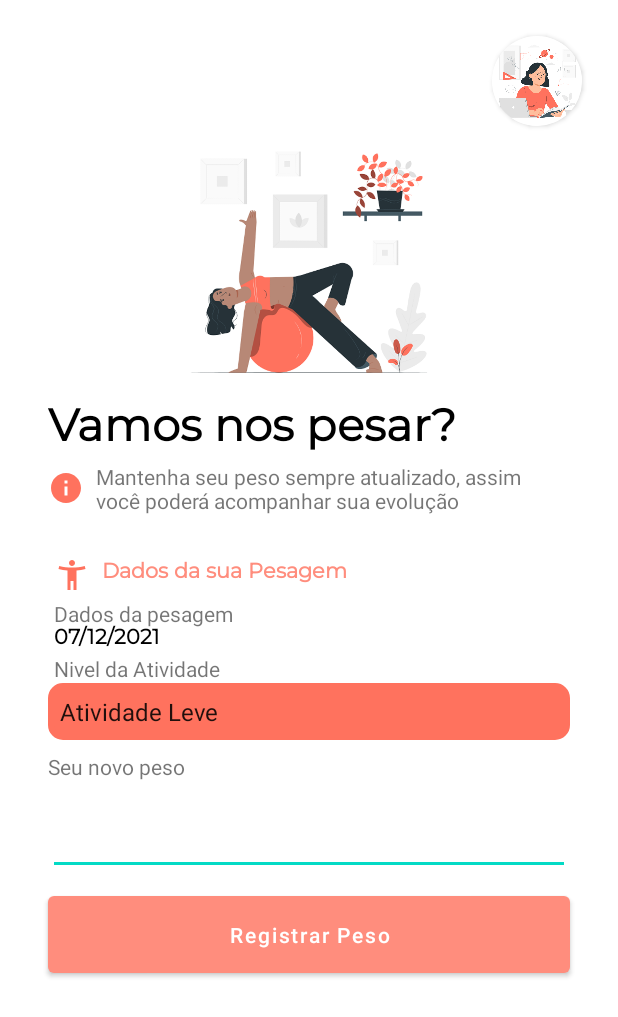
After one commit to samuel-santinelli/IMC-Project, an Android app: the PesagemActivity screen opened directly, with no data from a screen before it, on a phone screen of 412 x 824 dp. The commit adds this screen. Shown: the top 1017 px of the screen. Run offline under Robolectric (Android 15) with nearby library versions, the phone set to English and light mode, and no system bars; Roboto replaces fonts that are not available here.

Commit message:
Enviando novas alterações| Projeto chegando no final

```diff
--- a/app/src/main/AndroidManifest.xml
+++ b/app/src/main/AndroidManifest.xml
@@ -9,7 +9,8 @@
         android:roundIcon="@mipmap/ic_launcher_round"
         android:supportsRtl="true"
         android:theme="@style/Theme.ImcApp">
-        <activity android:name=".novoUsuario"></activity>
+        <activity android:name=".PesagemActivity"></activity>
+        <activity android:name=".novoUsuario" />
         <activity android:name=".DashboardActivity" />
         <activity android:name=".MainActivity">
             <intent-filter>
--- a/app/src/main/java/com/example/imcapp/DashboardActivity.kt
+++ b/app/src/main/java/com/example/imcapp/DashboardActivity.kt
@@ -1,9 +1,10 @@
 package com.example.imcapp
 
+import android.content.Intent
 import androidx.appcompat.app.AppCompatActivity
 import android.os.Bundle
-import android.widget.EditText
 import android.widget.TextView
+import androidx.cardview.widget.CardView
 
 class DashboardActivity : AppCompatActivity() {
 
@@ -13,6 +14,7 @@ class DashboardActivity : AppCompatActivity() {
         lateinit var tvNome: TextView
         lateinit var tvProfissao: TextView
         lateinit var tvAltura: TextView
+        lateinit var cardPesarAgora: CardView
 
         override fun onCreate(savedInstanceState: Bundle?) {
             super.onCreate(savedInstanceState)
@@ -24,6 +26,12 @@ class DashboardActivity : AppCompatActivity() {
             tvNome = findViewById(R.id.tv_nome)
             tvProfissao = findViewById(R.id.tv_profissao)
             tvAltura = findViewById(R.id.tv_altura)
+            cardPesarAgora = findViewById(R.id.card_pesar_agora)
+
+            cardPesarAgora.setOnClickListener{
+                val abrirPesagem = Intent(this, PesagemActivity::class.java)
+                startActivity(abrirPesagem)
+            }
 
             // *** Abrir o arquivo cadastro
             val arquivo = getSharedPreferences("cadastro", MODE_PRIVATE)
--- /dev/null
+++ b/app/src/main/java/com/example/imcapp/PesagemActivity.kt
@@ -0,0 +1,52 @@
+package com.example.imcapp
+
+import android.icu.util.LocaleData
+import androidx.appcompat.app.AppCompatActivity
+import android.os.Bundle
+import android.os.LocaleList
+import android.widget.*
+import com.example.imcapp.R.id.edit_text_novo_peso
+import com.example.imcapp.utils.dataAtualBrasil
+import java.time.LocalDate
+
+class PesagemActivity : AppCompatActivity() {
+
+    lateinit var textViewDataPesagem: TextView
+    lateinit var spinnerNivelAtividade: Spinner
+    lateinit var editTextNovoPeso: EditText
+    lateinit var buttonRegistarPeso: Button
+
+    override fun onCreate(savedInstanceState: Bundle?) {
+        super.onCreate(savedInstanceState)
+        setContentView(R.layout.activity_pesagem2)
+
+        editTextNovoPeso = findViewById(edit_text_novo_peso)
+        textViewDataPesagem = findViewById(R.id.text_view_data_pesagem)
+        spinnerNivelAtividade = findViewById(R.id.spinner_niveis_atividade)
+        buttonRegistarPeso = findViewById(R.id.button_registrar_peso)
+
+        supportActionBar!!.hide()
+
+        textViewDataPesagem.text = dataAtualBrasil()
+
+        buttonRegistarPeso.setOnClickListener {
+            registrarPeso()
+        }
+    }
+
+    private fun registrarPeso() {
+        val cadastro = getSharedPreferences("cadastro", MODE_PRIVATE)
+        val editor = cadastro.edit()
+
+        editor.putString("data_pesagem", dataAtualBrasil())
+        editor.putString("data", editTextNovoPeso.text.toString())
+        editor.putInt("nivel", spinnerNivelAtividade.selectedItemPosition)
+
+        editor.commit()
+
+        Toast.makeText(this, "Peso gravado com sucesso!", Toast.LENGTH_SHORT).show()
+        finish()
+    }
+
+
+}
--- /dev/null
+++ b/app/src/main/java/com/example/imcapp/utils/Datas.kt
@@ -0,0 +1,18 @@
+package com.example.imcapp.utils
+
+import java.time.LocalDate
+import java.time.format.DateTimeFormatter
+
+fun dataAtualBrasil(): String {
+
+    // ** Obter a data atual atual
+    val hoje = LocalDate.now()
+
+    // ** Determinar o formato da data... brasileiro!!!
+    val formatoBrasil = DateTimeFormatter.ofPattern("dd/MM/yyyy")
+
+    // ** Converter a data para Brasil =
+    val hojeBrasil = hoje.format(formatoBrasil)
+
+    return hojeBrasil
+}
--- /dev/null
+++ b/app/src/main/res/drawable/spinner_layout.xml
@@ -0,0 +1,15 @@
+<?xml version="1.0" encoding="utf-8"?>
+<shape xmlns:android="http://schemas.android.com/apk/res/android"
+             android:shape="rectangle">
+
+    <solid
+        android:color="@color/primary_red"/>
+
+    <stroke
+        android:color="@color/primary_dark"
+        android:width="4dp"/>
+
+    <corners
+        android:radius="8dp"/>
+
+</shape>
--- a/app/src/main/res/layout/activity_dashboard.xml
+++ b/app/src/main/res/layout/activity_dashboard.xml
@@ -25,7 +25,7 @@
             <ImageView
                 android:layout_width="match_parent"
                 android:layout_height="match_parent"
-                android:src="@drawable/serjao_berranteiro"
+                android:src="@drawable/students"
                 android:scaleType="centerCrop"
                 android:layout_gravity="center_horizontal" />
 
@@ -183,6 +183,7 @@
             android:background="@color/white"/>
 
     <androidx.cardview.widget.CardView
+        android:id="@+id/card_pesar_agora"
         android:layout_width="380dp"
         android:layout_height="100dp"
         android:layout_marginStart="14dp"
--- a/app/src/main/res/layout/activity_pesagem.xml
+++ b/app/src/main/res/layout/activity_pesagem.xml
@@ -20,7 +20,7 @@
             <ImageView
                 android:layout_width="wrap_content"
                 android:layout_height="wrap_content"
-                android:background="@drawable/paul_walker"
+                android:background="@drawable/students"
                 android:scaleType="centerCrop"/>
 
         </androidx.cardview.widget.CardView>
@@ -110,6 +110,7 @@
                 android:layout_height="match_parent"
                 android:drawableEnd="@drawable/arrow_drop_down_24"
                 android:paddingEnd="10dp"
+                android:paddingTop="10dp"
                 />
 
 
--- /dev/null
+++ b/app/src/main/res/layout/activity_pesagem2.xml
@@ -0,0 +1,150 @@
+<?xml version="1.0" encoding="utf-8"?>
+<androidx.constraintlayout.widget.ConstraintLayout xmlns:android="http://schemas.android.com/apk/res/android"
+    xmlns:app="http://schemas.android.com/apk/res-auto"
+    xmlns:tools="http://schemas.android.com/tools"
+    android:layout_width="match_parent"
+    android:layout_height="match_parent"
+    tools:context=".PesagemActivity">
+
+    <androidx.cardview.widget.CardView
+        android:id="@+id/card_foto"
+        android:layout_width="60dp"
+        android:layout_height="60dp"
+        android:layout_marginTop="24dp"
+        android:layout_marginEnd="24dp"
+        app:cardCornerRadius="30dp"
+        app:layout_constraintEnd_toEndOf="parent"
+        app:layout_constraintTop_toTopOf="parent">
+
+        <ImageView
+            android:id="@+id/iv_foto"
+            android:layout_width="wrap_content"
+            android:layout_height="wrap_content"
+            android:scaleType="centerCrop"
+            app:srcCompat="@drawable/students" />
+    </androidx.cardview.widget.CardView>
+
+    <ImageView
+        android:id="@+id/imageView2"
+        android:layout_width="280dp"
+        android:layout_height="180dp"
+        app:layout_constraintEnd_toEndOf="parent"
+        app:layout_constraintStart_toStartOf="parent"
+        app:layout_constraintTop_toBottomOf="@+id/card_foto"
+        app:srcCompat="@drawable/pilates" />
+
+    <TextView
+        android:id="@+id/textView"
+        android:layout_width="0dp"
+        android:layout_height="wrap_content"
+        android:layout_marginStart="32dp"
+        android:layout_marginEnd="32dp"
+        android:fontFamily="@font/montserrat"
+        android:text="Vamos nos pesar?"
+        android:textColor="#000000"
+        android:textSize="30sp"
+        android:textStyle="bold"
+        app:layout_constraintEnd_toEndOf="parent"
+        app:layout_constraintStart_toStartOf="parent"
+        app:layout_constraintTop_toBottomOf="@+id/imageView2" />
+
+    <TextView
+        android:id="@+id/textView2"
+        android:layout_width="330dp"
+        android:layout_height="wrap_content"
+        android:drawableStart="@drawable/info_24"
+        android:drawablePadding="8dp"
+        android:drawableTint="@color/primary_dark"
+        android:text="Mantenha seu peso sempre atualizado, assim você poderá acompanhar sua evolução"
+        app:layout_constraintStart_toStartOf="@+id/textView"
+        app:layout_constraintTop_toBottomOf="@+id/textView" />
+
+    <TextView
+        android:id="@+id/textView3"
+        android:layout_width="200dp"
+        android:layout_height="wrap_content"
+        android:layout_marginStart="4dp"
+        android:layout_marginTop="28dp"
+        android:drawableStart="@drawable/accessibility_new_24"
+        android:drawablePadding="8dp"
+        android:drawableTint="@color/primary_dark"
+        android:fontFamily="@font/montserrat"
+        android:text="Dados da sua Pesagem"
+        android:textColor="@color/primary"
+        android:textStyle="bold"
+        app:layout_constraintStart_toStartOf="@+id/textView2"
+        app:layout_constraintTop_toBottomOf="@+id/textView2" />
+
+    <TextView
+        android:id="@+id/text_view_data_pesagem"
+        android:layout_width="wrap_content"
+        android:layout_height="wrap_content"
+        android:layout_marginTop="20dp"
+        android:fontFamily="@font/montserrat"
+        android:text="20-11-2021"
+        android:textColor="#000000"
+        android:textStyle="bold"
+        app:layout_constraintStart_toStartOf="@+id/textView3"
+        app:layout_constraintTop_toBottomOf="@+id/textView3" />
+
+    <TextView
+        android:id="@+id/textView5"
+        android:layout_width="wrap_content"
+        android:layout_height="wrap_content"
+        android:layout_marginTop="4dp"
+        android:text="Dados da pesagem"
+        app:layout_constraintStart_toStartOf="@+id/textView3"
+        app:layout_constraintTop_toBottomOf="@+id/textView3" />
+
+    <TextView
+        android:id="@+id/textView6"
+        android:layout_width="wrap_content"
+        android:layout_height="wrap_content"
+        android:text="Nivel da Atividade"
+        app:layout_constraintStart_toStartOf="@+id/text_view_data_pesagem"
+        app:layout_constraintTop_toBottomOf="@+id/text_view_data_pesagem" />
+
+    <Spinner
+        android:id="@+id/spinner_niveis_atividade"
+        android:layout_width="0dp"
+        android:layout_height="wrap_content"
+        android:background="@drawable/spinner_layout"
+        android:entries="@array/niveis"
+        android:paddingTop="8dp"
+        android:paddingBottom="8dp"
+        app:layout_constraintEnd_toEndOf="@+id/textView"
+        app:layout_constraintStart_toStartOf="@+id/textView"
+        app:layout_constraintTop_toBottomOf="@+id/textView6" />
+
+    <TextView
+        android:id="@+id/textView7"
+        android:layout_width="wrap_content"
+        android:layout_height="wrap_content"
+        android:layout_marginTop="8dp"
+        android:text="Seu novo peso"
+        app:layout_constraintStart_toStartOf="@+id/spinner_niveis_atividade"
+        app:layout_constraintTop_toBottomOf="@+id/spinner_niveis_atividade" />
+
+    <EditText
+        android:id="@+id/edit_text_novo_peso"
+        android:layout_width="0dp"
+        android:layout_height="wrap_content"
+        android:layout_marginTop="17dp"
+        android:ems="10"
+        android:inputType="number"
+        app:layout_constraintEnd_toEndOf="@+id/spinner_niveis_atividade"
+        app:layout_constraintStart_toStartOf="@+id/textView7"
+        app:layout_constraintTop_toBottomOf="@+id/textView7" />
+
+    <Button
+        android:id="@+id/button_registrar_peso"
+        android:layout_width="0dp"
+        android:layout_height="wrap_content"
+        android:layout_marginTop="8dp"
+        android:padding="16dp"
+        android:text="Registrar Peso"
+        android:textAllCaps="false"
+        app:layout_constraintEnd_toEndOf="@+id/edit_text_novo_peso"
+        app:layout_constraintStart_toStartOf="@+id/edit_text_novo_peso"
+        app:layout_constraintTop_toBottomOf="@+id/edit_text_novo_peso" />
+</androidx.constraintlayout.widget.ConstraintLayout>
--- a/app/src/main/res/values/strings.xml
+++ b/app/src/main/res/values/strings.xml
@@ -21,4 +21,10 @@
     <string name="data_de_nascimento">data de nascimento</string>
     <string name="sexo">sexo</string>
 
+    <string-array name="niveis">
+        <item>Atividade Leve</item>
+        <item>Atividade Moderada</item>
+        <item>Atividade Intensa</item>
+    </string-array>
+
 </resources>
```
Also changed, not shown: app/src/main/res/drawable-v24/pilates.png, app/src/main/res/drawable-v24/students.png.
